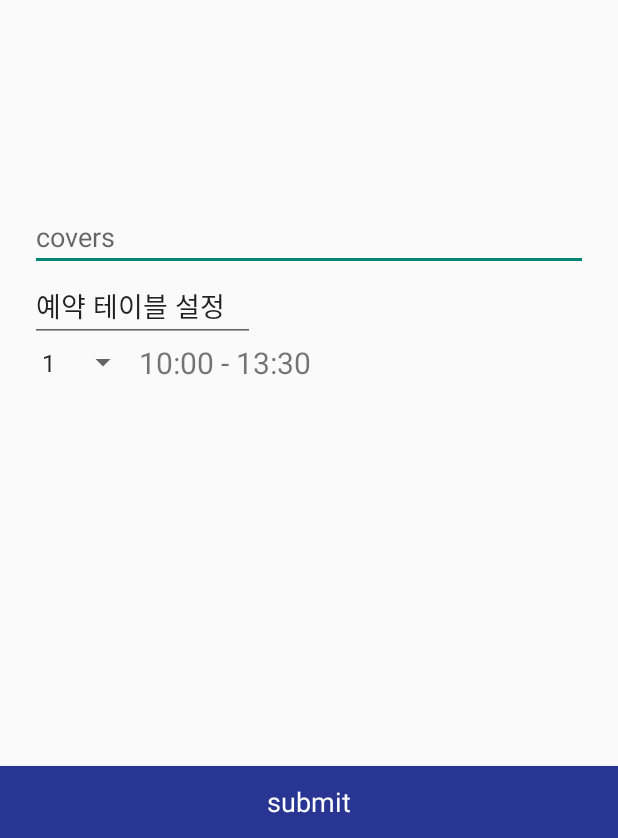
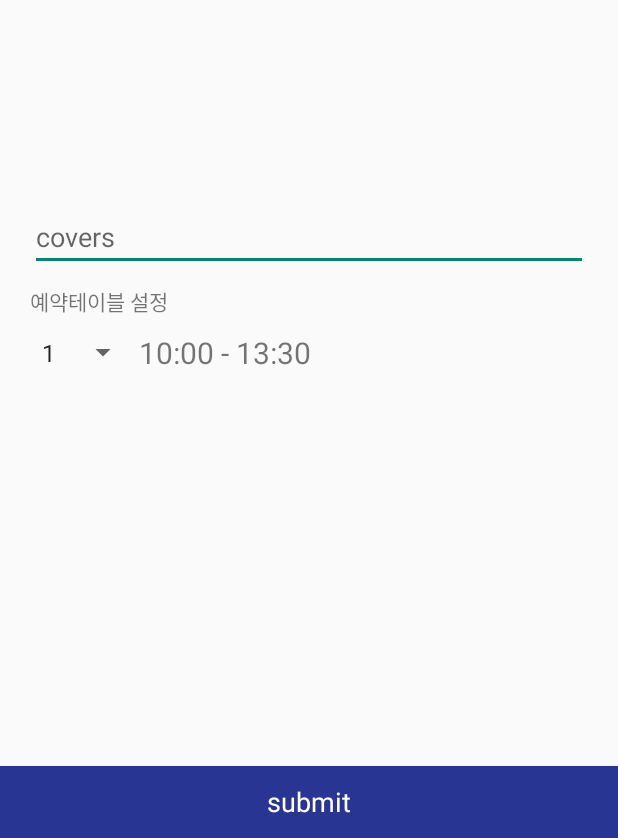
Before and after one commit to DongHyun99/Restaurant_Reservation_System, an Android app: the AddActivity screen opened directly, with no data from a screen before it, on a phone screen of 412 x 824 dp, the part 398-1236 px from its top. Run offline under Robolectric (Android 15) with nearby library versions, the light colour scheme and no system bars; our stand-ins replace Volley.

Commit message:
activity_edit.xml/UI수정2

```diff
--- a/app/src/main/res/layout/activity_edit.xml
+++ b/app/src/main/res/layout/activity_edit.xml
@@ -30,14 +30,16 @@
                     android:layout_height="match_parent"
                     android:id="@+id/Covers_edit"
                     android:hint="covers"/>
-            <EditText
+            <TextView
                     android:layout_width="150dp"
                     android:layout_height="wrap_content"
                     android:inputType="textPersonName"
-                    android:text="예약 테이블 설정"
+                    android:text="예약테이블 설정"
                     android:ems="10"
                     android:id="@+id/editTextTextPersonName"
-                    android:layout_weight="1"/>
+                    android:layout_weight="1"
+                    android:layout_marginTop="10dp"
+                    android:layout_marginBottom="10dp"/>
         </LinearLayout>
 
         <LinearLayout
```
